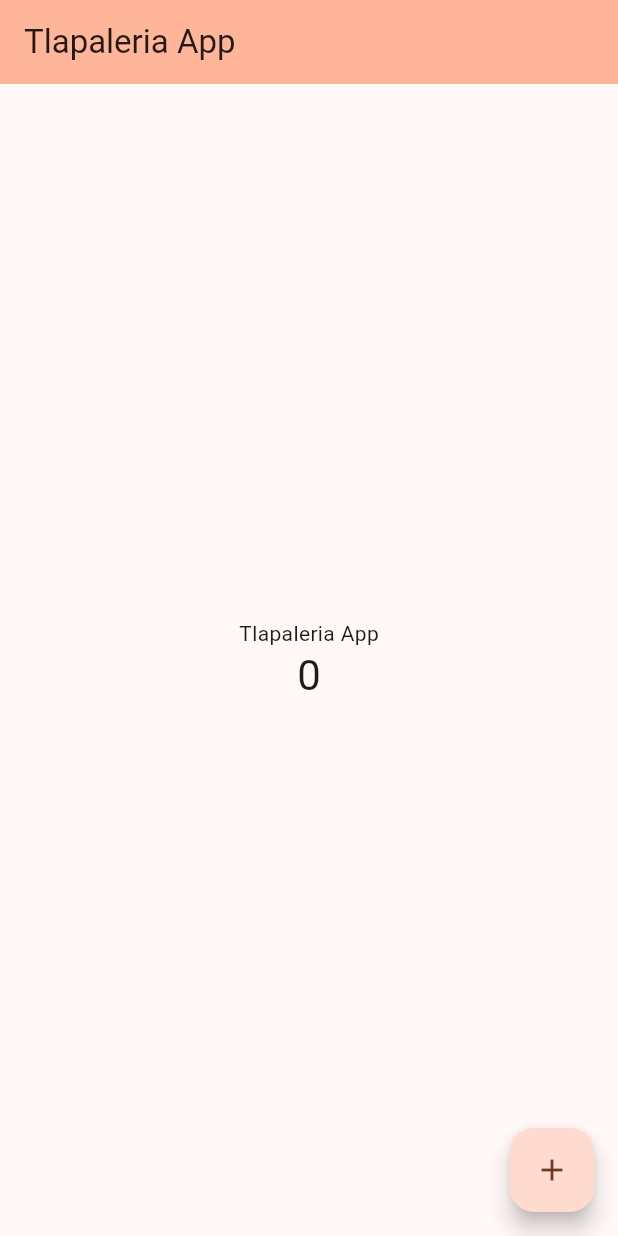
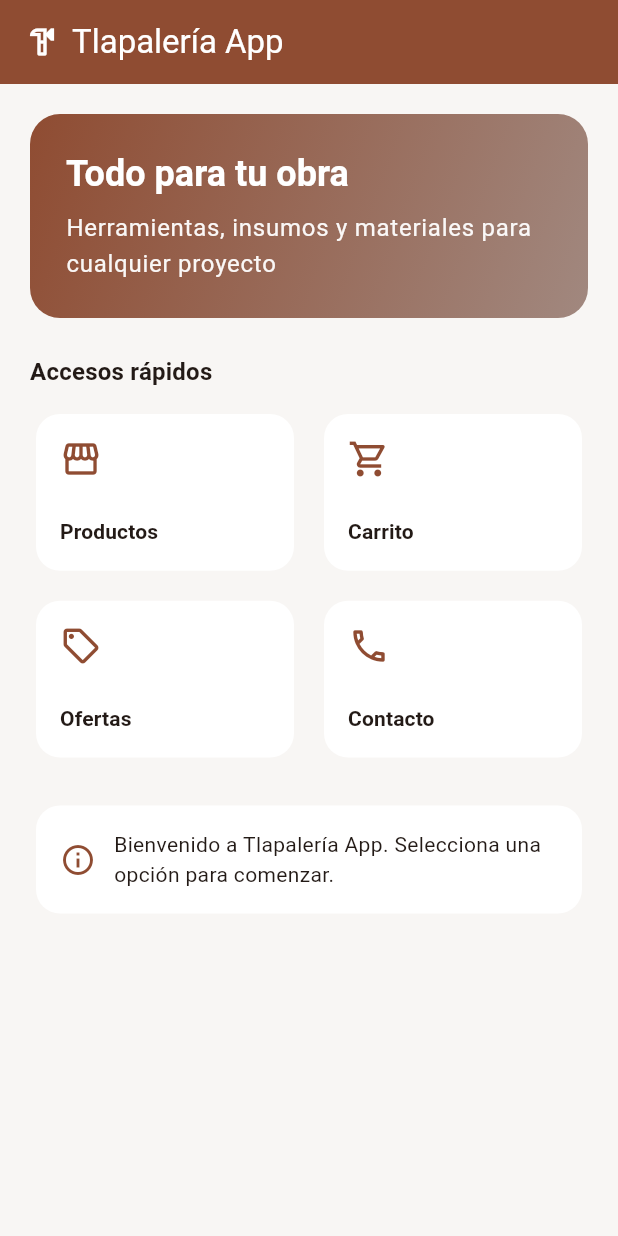
Before and after one commit to leyverAAA/Tlapaleria_app, a Flutter app: the screen it shows after launch, on a phone screen of 412 x 824 dp. Run offline on Flutter 3.47's test engine with Material 3 defaults, Android fonts, the phone set to English and light mode, and no system bars.

Commit message:
Base del proyecto

```diff
--- a/lib/main.dart
+++ b/lib/main.dart
@@ -9,59 +9,200 @@ class MyApp extends StatelessWidget {
 
   @override
   Widget build(BuildContext context) {
+    final colorScheme = ColorScheme.fromSeed(
+      seedColor: const Color(0xFF8D6E63),
+      brightness: Brightness.light,
+    );
+
     return MaterialApp(
-      title: 'Tlapaleria App',
+      title: 'Tlapalería App',
+      debugShowCheckedModeBanner: false,
       theme: ThemeData(
-        colorScheme: ColorScheme.fromSeed(seedColor: Colors.brown),
+        colorScheme: colorScheme,
         useMaterial3: true,
+        scaffoldBackgroundColor: const Color(0xFFF8F6F4),
+        appBarTheme: AppBarTheme(
+          centerTitle: false,
+          backgroundColor: colorScheme.primary,
+          foregroundColor: colorScheme.onPrimary,
+          elevation: 0,
+        ),
+        cardTheme: CardThemeData(
+          elevation: 0,
+          color: Colors.white,
+          shape: RoundedRectangleBorder(
+            borderRadius: BorderRadius.circular(16),
+          ),
+        ),
       ),
-      home: const MyHomePage(title: 'Tlapaleria App'),
+      home: const MyHomePage(title: 'Tlapalería App'),
     );
   }
 }
 
-class MyHomePage extends StatefulWidget {
+class MyHomePage extends StatelessWidget {
   const MyHomePage({super.key, required this.title});
 
   final String title;
 
   @override
-  State<MyHomePage> createState() => _MyHomePageState();
-}
+  Widget build(BuildContext context) {
+    final textTheme = Theme.of(context).textTheme;
+    final colorScheme = Theme.of(context).colorScheme;
 
-class _MyHomePageState extends State<MyHomePage> {
-  int _counter = 0;
-
-  void _incrementCounter() {
-    setState(() {
-      _counter++;
-    });
-  }
-
-  @override
-  Widget build(BuildContext context) {
     return Scaffold(
       appBar: AppBar(
-        backgroundColor: Theme.of(context).colorScheme.inversePrimary,
-        title: Text(widget.title),
-      ),
-      body: Center(
-        child: Column(
-          mainAxisAlignment: MainAxisAlignment.center,
+        title: const Row(
           children: [
-            const Text('Tlapaleria App'),
-            Text(
-              '$_counter',
-              style: Theme.of(context).textTheme.headlineMedium,
-            ),
+            Icon(Icons.hardware_outlined),
+            SizedBox(width: 8),
+            Text('Tlapalería App'),
           ],
         ),
       ),
-      floatingActionButton: FloatingActionButton(
-        onPressed: _incrementCounter,
-        tooltip: 'Increment',
-        child: const Icon(Icons.add),
+      body: SafeArea(
+        child: SingleChildScrollView(
+          padding: const EdgeInsets.all(20),
+          child: Column(
+            crossAxisAlignment: CrossAxisAlignment.start,
+            children: [
+              Container(
+                width: double.infinity,
+                padding: const EdgeInsets.all(24),
+                decoration: BoxDecoration(
+                  borderRadius: BorderRadius.circular(20),
+                  gradient: LinearGradient(
+                    colors: [
+                      colorScheme.primary,
+                      const Color(0xFFA1887F),
+                    ],
+                    begin: Alignment.topLeft,
+                    end: Alignment.bottomRight,
+                  ),
+                ),
+                child: Column(
+                  crossAxisAlignment: CrossAxisAlignment.start,
+                  children: [
+                    Text(
+                      'Todo para tu obra',
+                      style: textTheme.headlineSmall?.copyWith(
+                        color: colorScheme.onPrimary,
+                        fontWeight: FontWeight.w700,
+                      ),
+                    ),
+                    const SizedBox(height: 8),
+                    Text(
+                      'Herramientas, insumos y materiales para cualquier proyecto',
+                      style: textTheme.bodyLarge?.copyWith(
+                        color: colorScheme.onPrimary.withOpacity(0.95),
+                      ),
+                    ),
+                  ],
+                ),
+              ),
+              const SizedBox(height: 24),
+              Text(
+                'Accesos rápidos',
+                style: textTheme.titleMedium?.copyWith(
+                  fontWeight: FontWeight.w600,
+                ),
+              ),
+              const SizedBox(height: 12),
+              GridView.count(
+                shrinkWrap: true,
+                physics: const NeverScrollableScrollPhysics(),
+                crossAxisCount: 2,
+                mainAxisSpacing: 12,
+                crossAxisSpacing: 12,
+                childAspectRatio: 1.6,
+                children: const [
+                  _QuickCard(
+                    icon: Icons.storefront_outlined,
+                    label: 'Productos',
+                  ),
+                  _QuickCard(
+                    icon: Icons.shopping_cart_outlined,
+                    label: 'Carrito',
+                  ),
+                  _QuickCard(
+                    icon: Icons.local_offer_outlined,
+                    label: 'Ofertas',
+                  ),
+                  _QuickCard(
+                    icon: Icons.phone_outlined,
+                    label: 'Contacto',
+                  ),
+                ],
+              ),
+              const SizedBox(height: 24),
+              Card(
+                child: Padding(
+                  padding: const EdgeInsets.all(16),
+                  child: Row(
+                    children: [
+                      Icon(
+                        Icons.info_outline,
+                        color: colorScheme.primary,
+                      ),
+                      const SizedBox(width: 12),
+                      Expanded(
+                        child: Text(
+                          'Bienvenido a Tlapalería App. Selecciona una opción para comenzar.',
+                          style: textTheme.bodyMedium,
+                        ),
+                      ),
+                    ],
+                  ),
+                ),
+              ),
+            ],
+          ),
+        ),
       ),
     );
   }
 }
+
+class _QuickCard extends StatelessWidget {
+  const _QuickCard({
+    required this.icon,
+    required this.label,
+  });
+
+  final IconData icon;
+  final String label;
+
+  @override
+  Widget build(BuildContext context) {
+    final colorScheme = Theme.of(context).colorScheme;
+    final textTheme = Theme.of(context).textTheme;
+
+    return Card(
+      child: InkWell(
+        borderRadius: BorderRadius.circular(16),
+        onTap: () {},
+        child: Padding(
+          padding: const EdgeInsets.all(16),
+          child: Column(
+            mainAxisAlignment: MainAxisAlignment.center,
+            crossAxisAlignment: CrossAxisAlignment.start,
+            children: [
+              Icon(
+                icon,
+                size: 28,
+                color: colorScheme.primary,
+              ),
+              const Spacer(),
+              Text(
+                label,
+                style: textTheme.titleSmall?.copyWith(
+                  fontWeight: FontWeight.w600,
+                ),
+              ),
+            ],
+          ),
+        ),
+      ),
+    );
+  }
+}
```
Also changed, not shown: 1 other file.
